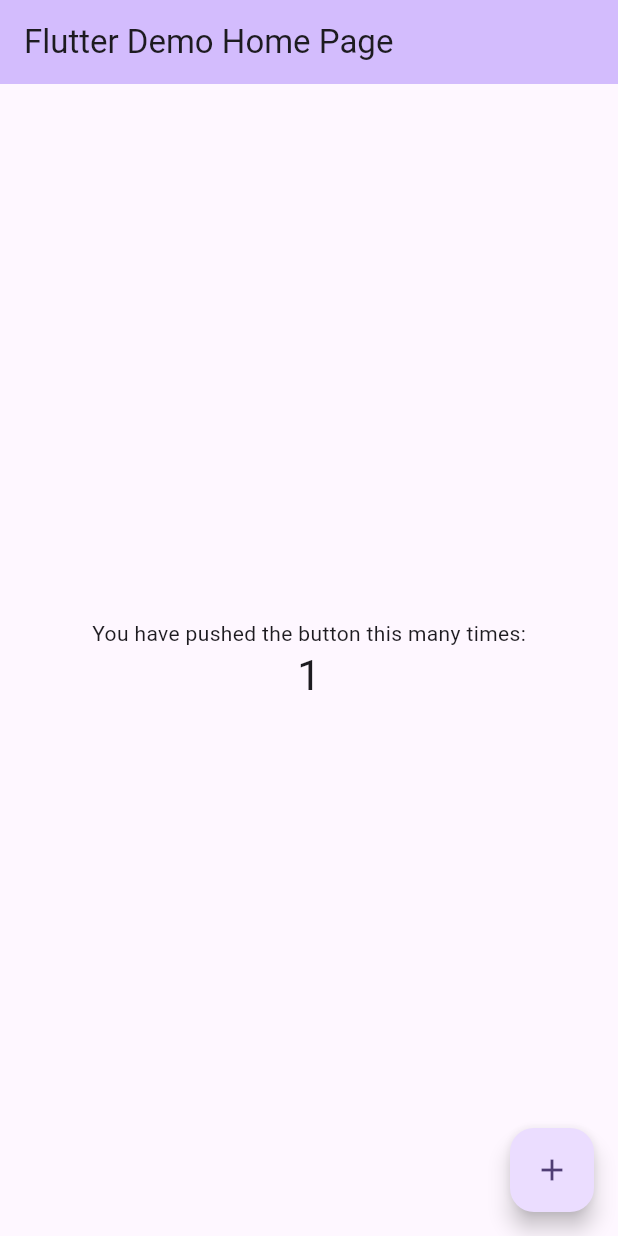
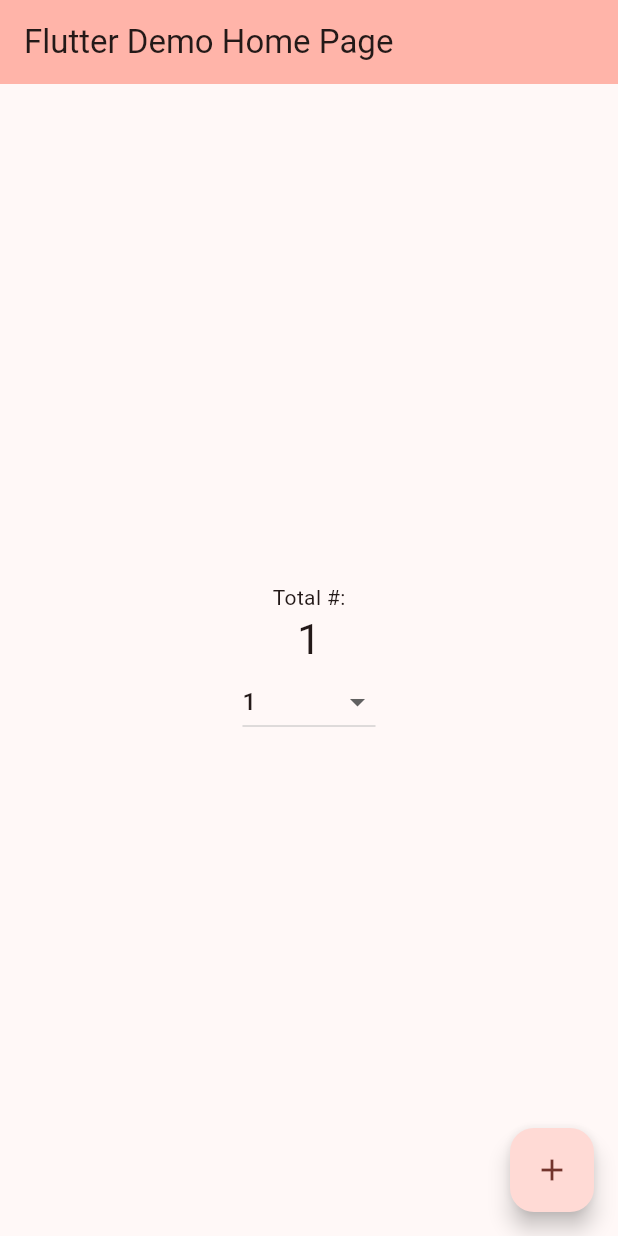
Before and after one commit to CollinU06/click-me, a Flutter app: the screen it shows after launch, after a tap on the "add" icon, on a phone screen of 412 x 824 dp. Run offline on Flutter 3.47's test engine with Material 3 defaults, Android fonts, the phone set to English and light mode, and no system bars.

```diff
--- a/click_me/lib/main.dart
+++ b/click_me/lib/main.dart
@@ -28,7 +28,7 @@ class MyApp extends StatelessWidget {
         //
         // This works for code too, not just values: Most code changes can be
         // tested with just a hot reload.
-        colorScheme: .fromSeed(seedColor: Colors.deepPurple),
+        colorScheme: .fromSeed(seedColor: const Color.fromARGB(255, 172, 11, 11)),
       ),
       home: const MyHomePage(title: 'Flutter Demo Home Page'),
     );
@@ -55,6 +55,7 @@ class MyHomePage extends StatefulWidget {
 
 class _MyHomePageState extends State<MyHomePage> {
   int _counter = 0;
+  int count = 1;
 
   void _incrementCounter() {
     setState(() {
@@ -63,7 +64,7 @@ class _MyHomePageState extends State<MyHomePage> {
       // so that the display can reflect the updated values. If we changed
       // _counter without calling setState(), then the build method would not be
       // called again, and so nothing would appear to happen.
-      _counter++;
+      _counter += count;
     });
   }
 
@@ -104,10 +105,50 @@ class _MyHomePageState extends State<MyHomePage> {
           // wireframe for each widget.
           mainAxisAlignment: .center,
           children: [
-            const Text('You have pushed the button this many times:'),
+            const Text('Total #:'),
             Text(
               '$_counter',
               style: Theme.of(context).textTheme.headlineMedium,
+            ),
+            DropdownButton<int>(
+              value: count,
+              items: const [
+                DropdownMenuItem(
+                  value: 1,
+                  child: Text('1'),
+                ),
+                  DropdownMenuItem(
+                  value: 10,
+                  child: Text('10'),
+                ),
+                DropdownMenuItem(
+                  value: 100,
+                  child: Text('100'),
+                ),
+                DropdownMenuItem(
+                  value: 1000,
+                  child: Text('1000'),
+                ),
+                DropdownMenuItem(
+                  value: 10000,
+                  child: Text('10000'),
+                ),
+                DropdownMenuItem(
+                  value: 100000,
+                  child: Text('100000'),
+                ),
+                DropdownMenuItem(
+                  value: 1000000,
+                  child: Text('1000000'),
+                ),
+              ],
+              onChanged: (value) {
+                if (value != null) {
+                  setState() {
+                    count = value;
+                  });
+                }
+              },
             ),
           ],
         ),
@@ -117,6 +158,7 @@ class _MyHomePageState extends State<MyHomePage> {
         tooltip: 'Increment',
         child: const Icon(Icons.add),
       ),
+
     );
   }
 }
```
